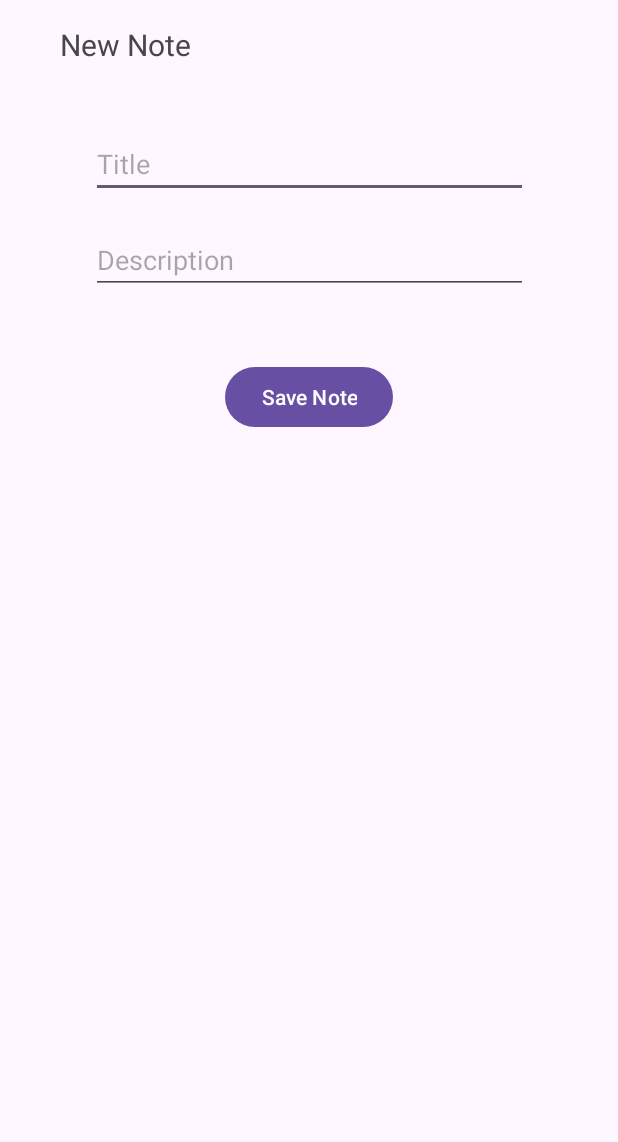
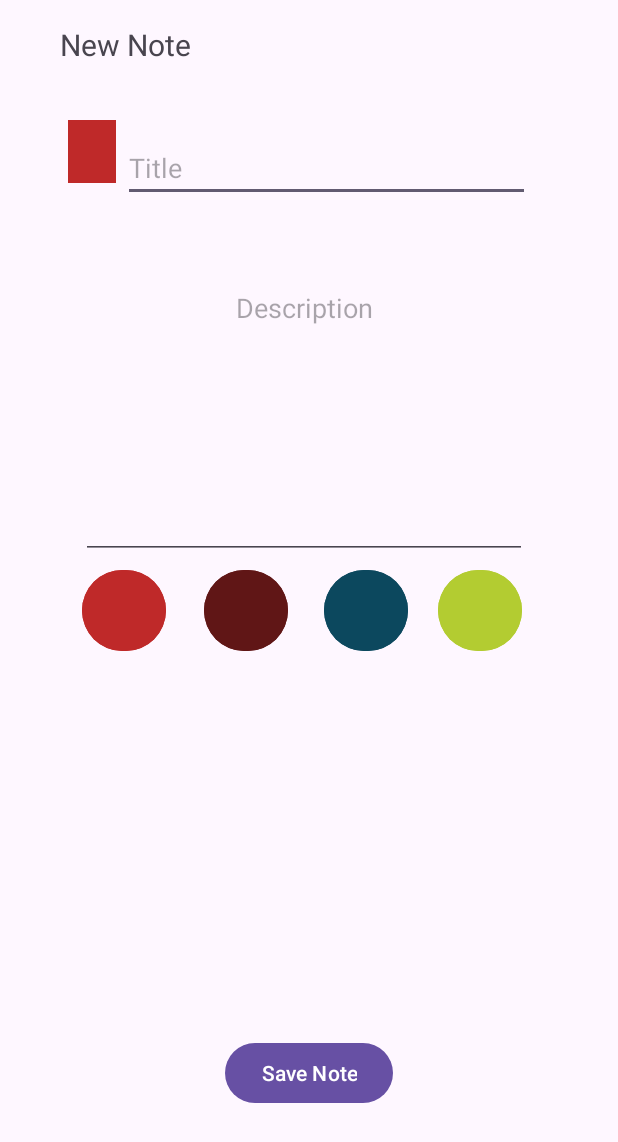
Before and after one commit to Abbas-Rizvi/otu-mobile-development, an Android app: the screen it shows after launch (addNewNote), after a tap on "mobile-lab", on a phone screen of 412 x 824 dp. Shown: the top 1142 px of the screen. Run offline under Robolectric (Android 15) with nearby library versions, the phone set to English and light mode, and no system bars.

Commit message:
added database; updated search function

```diff
--- a/app/src/main/java/com/example/mobile_lab/MainActivity.java
+++ b/app/src/main/java/com/example/mobile_lab/MainActivity.java
@@ -1,39 +1,91 @@
 package com.example.mobile_lab;
 
 import androidx.appcompat.app.AppCompatActivity;
+import androidx.recyclerview.widget.LinearLayoutManager;
+import androidx.recyclerview.widget.RecyclerView;
 
+import android.database.Cursor;
 import android.os.Bundle;
 import android.view.View;
-import android.widget.Button;
 import android.content.Intent;
-import androidx.appcompat.app.AppCompatActivity;
+import android.widget.SearchView;
+
 
 import com.google.android.material.floatingactionbutton.FloatingActionButton;
+
+import java.util.ArrayList;
 
 public class MainActivity extends AppCompatActivity {
 
     private FloatingActionButton b1;
+    private RecyclerView notesRecycler;
+    private SQLiteManager db;
+
+    private NoteAdapter noteAdapter;
+    private SearchView searchView;
 
     @Override
     protected void onCreate(Bundle savedInstanceState) {
         super.onCreate(savedInstanceState);
         setContentView(R.layout.activity_main);
 
+        db = new SQLiteManager(this);
         b1 = findViewById(R.id.newNote_btn);
-        b1.setOnClickListener(
 
-                new View.OnClickListener() {
-                    @Override
-                    public void onClick(View v) {
-                        openNewNotePage();
-                    }
-                }
-        );
+        notesRecycler = (RecyclerView) findViewById(R.id.noteRecycler);
+
+        ArrayList<Note> noteItems = new ArrayList<Note>();
+
+        notesRecycler.setLayoutManager(new LinearLayoutManager(this));
+
+        db.open();
+
+        noteItems = viewNotes();
+
+        noteAdapter = new NoteAdapter(noteItems);
+        notesRecycler.setAdapter(noteAdapter);
+
+
+        searchView = findViewById(R.id.searchView);
+
+        searchView.setOnQueryTextListener(new SearchView.OnQueryTextListener() {
+            @Override
+            public boolean onQueryTextSubmit(String newText) {
+                return false;
+            }
+
+            @Override
+            public boolean onQueryTextChange(String newText) {
+                noteAdapter.filter(newText);
+                return true;
+            }
+        });
     }
 
-    public void openNewNotePage(){
+    public void openNewNotePage(View v){
         Intent i = new Intent(this, addNewNote.class);
         startActivity(i);
 
     }
+
+
+
+    private ArrayList<Note> viewNotes() {
+
+        ArrayList<Note> allNotes = new ArrayList<Note>();
+        Cursor cursor = db.getAllNotes();
+
+        if (cursor != null) {
+
+            while (cursor.moveToNext()) {
+                String title = cursor.getString(cursor.getColumnIndexOrThrow(SQLiteManager.FeedEntry.COLUMN_NAME_TITLE));
+                String description = cursor.getString(cursor.getColumnIndexOrThrow(SQLiteManager.FeedEntry.COLUMN_NAME_DESCRIPTION));
+                int color = cursor.getInt(cursor.getColumnIndexOrThrow(SQLiteManager.FeedEntry.COLUMN_NAME_COLOUR));
+
+                allNotes.add(new Note(title, description, color));
+            }
+            cursor.close();
+        }
+        return allNotes; // print the notes from db
+    }
 }
--- /dev/null
+++ b/app/src/main/java/com/example/mobile_lab/NoteAdapter.java
@@ -0,0 +1,75 @@
+package com.example.mobile_lab;
+
+import android.graphics.Color;
+import android.graphics.drawable.GradientDrawable;
+import android.view.LayoutInflater;
+import android.view.View;
+import android.view.ViewGroup;
+import android.widget.LinearLayout;
+import android.widget.TextView;
+
+import androidx.annotation.NonNull;
+import androidx.recyclerview.widget.RecyclerView;
+
+import java.util.ArrayList;
+
+public class NoteAdapter extends RecyclerView.Adapter<NoteAdapter.NoteViewHolder> {
+
+    private ArrayList<Note> allNotes;
+    private ArrayList<Note> filteredNotes;
+
+    public NoteAdapter(ArrayList<Note> notes) {
+        allNotes = new ArrayList<>(notes); // Make a copy of the original list
+        filteredNotes = new ArrayList<>(notes); // Initialize filteredNotes with allNotes
+    }
+
+    @Override
+    public NoteViewHolder onCreateViewHolder(ViewGroup parent, int viewType) {
+        View view = LayoutInflater.from(parent.getContext()).inflate(R.layout.note, parent, false);
+        return new NoteViewHolder(view);
+    }
+
+    @Override
+    public void onBindViewHolder(NoteViewHolder holder, int position) {
+        Note note = filteredNotes.get(position);
+        holder.titleLabel.setText(note.getTitle());
+        holder.descriptionLabel.setText(note.getDescription());
+        GradientDrawable drawable = new GradientDrawable();
+        drawable.setShape(GradientDrawable.RECTANGLE);
+        drawable.setColor(note.getColour());
+        holder.noteItemLayout.setBackground(drawable);
+    }
+
+    @Override
+    public int getItemCount() {
+        return filteredNotes.size();
+    }
+
+    public class NoteViewHolder extends RecyclerView.ViewHolder {
+        public TextView titleLabel;
+        public TextView descriptionLabel;
+        public LinearLayout noteItemLayout;
+
+        public NoteViewHolder(View itemView) {
+            super(itemView);
+            titleLabel = itemView.findViewById(R.id.titleLabel);
+            descriptionLabel = itemView.findViewById(R.id.descriptionLabel);
+            noteItemLayout = itemView.findViewById(R.id.noteItemLayout);
+        }
+    }
+
+    public void filter(String search) {
+        filteredNotes.clear();
+        if (search.isEmpty()) {
+            filteredNotes.addAll(allNotes); // If the query is empty, show all notes
+        } else {
+            search = search.toUpperCase();
+            for (Note note : allNotes) {
+                if (note.getTitle().toUpperCase().contains(search) || note.getDescription().toUpperCase().contains(search)) {
+                    filteredNotes.add(note);
+                }
+            }
+        }
+        notifyDataSetChanged(); // Notify the RecyclerView that the data has changed
+    }
+}
--- /dev/null
+++ b/app/src/main/java/com/example/mobile_lab/SQLiteManager.java
@@ -0,0 +1,89 @@
+package com.example.mobile_lab;
+
+import android.content.ContentValues;
+import android.content.Context;
+import android.database.Cursor;
+import android.database.SQLException;
+import android.database.sqlite.SQLiteDatabase;
+import android.database.sqlite.SQLiteOpenHelper;
+import android.provider.BaseColumns;
+
+public class SQLiteManager extends SQLiteOpenHelper {
+
+    private static SQLiteManager sqLiteManager;
+    private static SQLiteDatabase db;
+    private static final String DATABASE_NAME = "NOTE_DATABASE";
+    private static final int DATABASE_VERSION = 2;
+
+
+    public static class FeedEntry implements BaseColumns {
+        public static final String TABLE_NAME = "tbl_notes";
+        public static final String COLUMN_NAME_TITLE = "title";
+        public static final String COLUMN_NAME_DESCRIPTION = "desc";
+        public static final String COLUMN_NAME_COLOUR = "colour";
+
+    }
+
+    private static final String SQL_DELETE_ENTRIES =
+            "DROP TABLE IF EXISTS " + FeedEntry.TABLE_NAME;
+
+    private static final String SQL_CREATE_ENTRIES =
+            "CREATE TABLE " + FeedEntry.TABLE_NAME + " (" +
+                    FeedEntry._ID + " INTEGER PRIMARY KEY," +
+                    FeedEntry.COLUMN_NAME_TITLE + " TEXT," +
+                    FeedEntry.COLUMN_NAME_DESCRIPTION + " TEXT," +
+                    FeedEntry.COLUMN_NAME_COLOUR + " INT)";
+
+
+
+    public SQLiteManager(Context context) {
+
+        super(context, DATABASE_NAME, null, DATABASE_VERSION);
+    }
+
+    @Override
+    public void onCreate(SQLiteDatabase db) {
+
+        db.execSQL(SQL_CREATE_ENTRIES);
+
+    }
+
+    @Override
+    public void onUpgrade(SQLiteDatabase db, int i, int i1) {
+        db.execSQL(SQL_DELETE_ENTRIES);
+        onCreate(db);
+
+    }
+
+    @Override
+    public void onDowngrade(SQLiteDatabase db, int oldVersion, int newVersion) {
+        onUpgrade(db, oldVersion, newVersion);
+    }
+
+
+    public void addDatabaseNote(Note note){
+        SQLiteDatabase db = this.getWritableDatabase();
+
+        // Create a new map of values, where column names are the keys
+        ContentValues values = new ContentValues();
+        values.put(FeedEntry.COLUMN_NAME_TITLE, note.getTitle());
+        values.put(FeedEntry.COLUMN_NAME_DESCRIPTION, note.getDescription());
+        values.put(FeedEntry.COLUMN_NAME_COLOUR, note.getColour());
+
+        // Insert the new row, returning the primary key value of the new row
+        long newRowId = db.insert(FeedEntry.TABLE_NAME, null, values);
+
+
+    }
+
+    public void open() throws SQLException {
+        db = this.getWritableDatabase();
+//        db = sqLiteManager.getWritableDatabase();
+
+    }
+
+    public Cursor getAllNotes() {
+        return db.query(FeedEntry.TABLE_NAME, null, null, null, null, null, null);
+    }
+
+}
--- a/app/src/main/java/com/example/mobile_lab/addNewNote.java
+++ b/app/src/main/java/com/example/mobile_lab/addNewNote.java
@@ -1,40 +1,86 @@
 package com.example.mobile_lab;
 
+import android.content.res.Resources;
+import android.graphics.Color;
+import android.graphics.drawable.ColorDrawable;
 import android.os.Bundle;
 import android.view.View;
 import android.widget.Button;
 import android.content.Intent;
+import android.widget.EditText;
+import android.widget.TextView;
+import android.widget.Toast;
+
 import androidx.appcompat.app.AppCompatActivity;
 import androidx.appcompat.app.AppCompatActivity;
+import androidx.core.content.res.ResourcesCompat;
 
 import com.google.android.material.floatingactionbutton.FloatingActionButton;
 
 public class addNewNote extends AppCompatActivity {
 
     private Button saveNote;
+    private EditText titleText;
+    private EditText descriptionText;
+    private View updateColor;
+
+    private SQLiteManager db  = new SQLiteManager(this);
+//    public int noteColour = (ResourcesCompat.getColor(getResources(), R.color.red, null));
+
+
 
     @Override
     protected void onCreate(Bundle savedInstanceState) {
         super.onCreate(savedInstanceState);
         setContentView(R.layout.new_note);
 
+        updateColor = findViewById(R.id.colourSelected);
+        titleText = findViewById(R.id.noteTitle);
+        descriptionText = findViewById(R.id.noteDesc);
         saveNote = findViewById(R.id.saveNote_btn);
-        saveNote.setOnClickListener(
 
 
-                new View.OnClickListener(){
-                    @Override
-                    public void onClick(View v){
-                        navigateMainPage();
-                    }
-                }
 
-        );
 
     }
 
-    public void navigateMainPage(){
-        Intent i = new Intent(this, MainActivity.class);
-        startActivity(i);
+    public void saveNoteClick(View v){
+
+        if (titleText.getText().toString().isEmpty()){
+            Toast.makeText(this, "Please enter note title", Toast.LENGTH_SHORT).show();
+        } else {
+            // create note
+            Note note = new Note(titleText.getText().toString(),
+                                 descriptionText.getText().toString(),
+                                 ((ColorDrawable)updateColor.getBackground()).getColor());
+
+            db.addDatabaseNote(note);
+
+            Intent i = new Intent(this, MainActivity.class);
+            startActivity(i);
+
+        }
+
     }
+
+    public void clickRed(View v){
+        int colorLocal = (ResourcesCompat.getColor(getResources(), R.color.red, null));
+        updateColor.setBackgroundColor(colorLocal);
+    }
+
+    public void clickBlue(View v){
+        int colorLocal = (ResourcesCompat.getColor(getResources(), R.color.blue, null));
+        updateColor.setBackgroundColor(colorLocal);
+    }
+
+    public void clickMaroon(View v){
+        int colorLocal = (ResourcesCompat.getColor(getResources(), R.color.maroon, null));
+        updateColor.setBackgroundColor(colorLocal);
+    }
+
+    public void clickYellow(View v){
+        int colorLocal = (ResourcesCompat.getColor(getResources(), R.color.yellow, null));
+        updateColor.setBackgroundColor(colorLocal);
+    }
+
 }
--- a/app/src/main/res/layout/new_note.xml
+++ b/app/src/main/res/layout/new_note.xml
@@ -18,41 +18,104 @@
         />
 
     <EditText
-        android:id="@+id/noteTItle"
-        android:layout_width="291dp"
-        android:layout_height="39dp"
+        android:id="@+id/noteTitle"
+        android:layout_width="271dp"
+        android:layout_height="41dp"
+        android:hint="Title"
         android:inputType="textShortMessage"
         app:layout_constraintBottom_toBottomOf="parent"
         app:layout_constraintEnd_toEndOf="parent"
+        app:layout_constraintHorizontal_bias="0.583"
         app:layout_constraintStart_toStartOf="parent"
         app:layout_constraintTop_toTopOf="parent"
-        app:layout_constraintVertical_bias="0.118"
-        android:hint="Title"
 
-        />
+        app:layout_constraintVertical_bias="0.119" />
 
     <EditText
         android:id="@+id/noteDesc"
-        android:layout_width="291dp"
-        android:layout_height="39dp"
-        android:inputType="textShortMessage"
+        android:layout_width="297dp"
+        android:layout_height="190dp"
+        android:hint="Description"
+        android:textAlignment="center"
+        android:inputType="textLongMessage"
+        android:gravity="center|top"
         app:layout_constraintBottom_toBottomOf="parent"
         app:layout_constraintEnd_toEndOf="parent"
+        app:layout_constraintHorizontal_bias="0.473"
         app:layout_constraintStart_toStartOf="parent"
         app:layout_constraintTop_toTopOf="parent"
-        app:layout_constraintVertical_bias="0.2"
-        android:hint="Description"
-        />
+        app:layout_constraintVertical_bias="0.288" />
 
     <Button
         android:id="@+id/saveNote_btn"
         android:layout_width="wrap_content"
         android:layout_height="wrap_content"
         android:text="Save Note"
+        android:onClick="saveNoteClick"
         app:layout_constraintBottom_toBottomOf="parent"
         app:layout_constraintEnd_toEndOf="parent"
         app:layout_constraintStart_toStartOf="parent"
         app:layout_constraintTop_toTopOf="parent"
-        app:layout_constraintVertical_bias="0.31" />
+        app:layout_constraintVertical_bias="0.891" />
+
+    <Button
+        android:id="@+id/buttonRed"
+        android:layout_width="56dp"
+        android:layout_height="62dp"
+        android:layout_marginTop="376dp"
+        android:text=""
+        android:backgroundTint="@color/red"
+        android:onClick="clickRed"
+        app:layout_constraintEnd_toStartOf="@+id/buttonMaroon"
+        app:layout_constraintHorizontal_bias="0.683"
+        app:layout_constraintStart_toStartOf="parent"
+        app:layout_constraintTop_toTopOf="parent" />
+
+    <Button
+        android:id="@+id/buttonBlue"
+        android:layout_width="56dp"
+        android:layout_height="62dp"
+        android:layout_marginTop="376dp"
+        android:layout_marginEnd="20dp"
+        android:text=""
+        android:onClick="clickBlue"
+        android:backgroundTint="@color/blue"
+        app:layout_constraintEnd_toStartOf="@+id/buttonYellow"
+        app:layout_constraintTop_toTopOf="parent" />
+
+    <Button
+        android:id="@+id/buttonYellow"
+        android:layout_width="56dp"
+        android:layout_height="62dp"
+        android:layout_marginTop="376dp"
+        android:layout_marginEnd="64dp"
+        android:text=""
+        android:onClick="clickYellow"
+        android:backgroundTint="@color/yellow"
+        app:layout_constraintEnd_toEndOf="parent"
+        app:layout_constraintTop_toTopOf="parent" />
+
+    <Button
+        android:id="@+id/buttonMaroon"
+        android:layout_width="56dp"
+        android:layout_height="62dp"
+        android:layout_marginTop="376dp"
+        android:layout_marginEnd="24dp"
+        android:text=""
+        android:onClick="clickMaroon"
+        android:backgroundTint="@color/maroon"
+        app:layout_constraintEnd_toStartOf="@+id/buttonBlue"
+        app:layout_constraintTop_toTopOf="parent" />
+
+    <TextView
+        android:id="@+id/colourSelected"
+        android:layout_width="32dp"
+        android:layout_height="42dp"
+        android:layout_marginStart="40dp"
+        android:layout_marginTop="80dp"
+        android:background="@color/red"
+        app:layout_constraintEnd_toStartOf="@+id/noteTitle"
+        app:layout_constraintStart_toStartOf="parent"
+        app:layout_constraintTop_toTopOf="parent" />
 
 </androidx.constraintlayout.widget.ConstraintLayout>
--- a/app/src/main/res/values/colors.xml
+++ b/app/src/main/res/values/colors.xml
@@ -2,4 +2,10 @@
 <resources>
     <color name="black">#FF000000</color>
     <color name="white">#FFFFFFFF</color>
+
+    <color name="red">#bf2929</color>
+    <color name="blue">#0c485e</color>
+    <color name="maroon">#601616</color>
+    <color name="yellow">#b3cc31</color>
+
 </resources>
```
Also changed, not shown: app/src/main/java/com/example/mobile_lab/Note.java (added, +40 -0 lines), app/src/main/res/layout/activity_main.xml (+12 -0 lines), app/src/main/res/layout/note.xml (added, +25 -0 lines).
